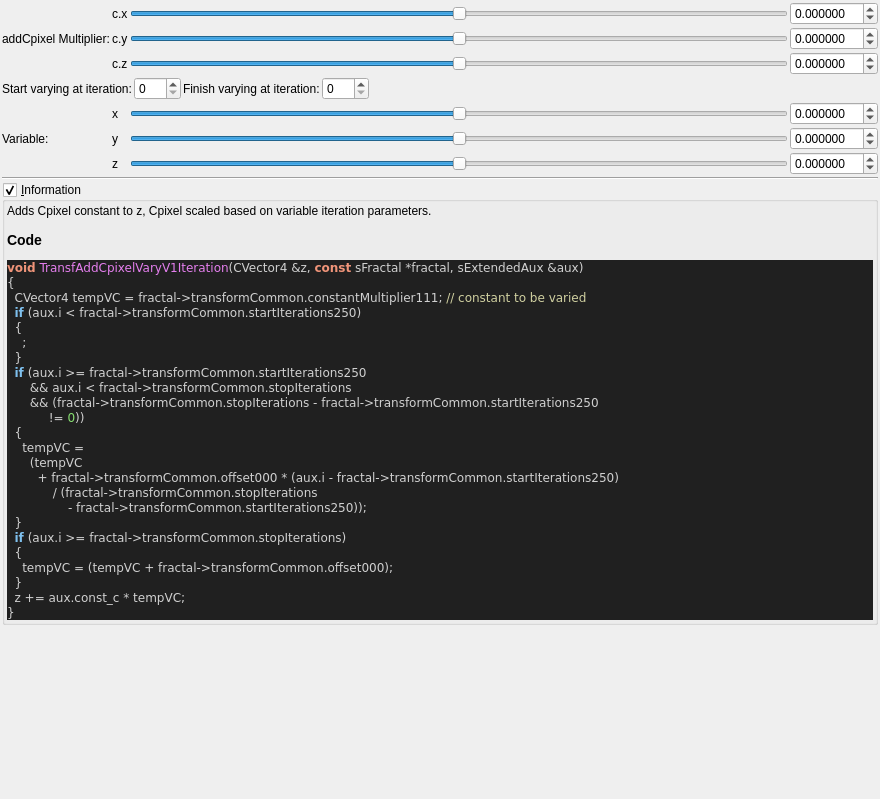
First picture: the form in mandelbulber2/formula/ui/fractal_transf_add_cpixel_vary_v1.ui, repository buddhi1980/mandelbulber2, before the edit.
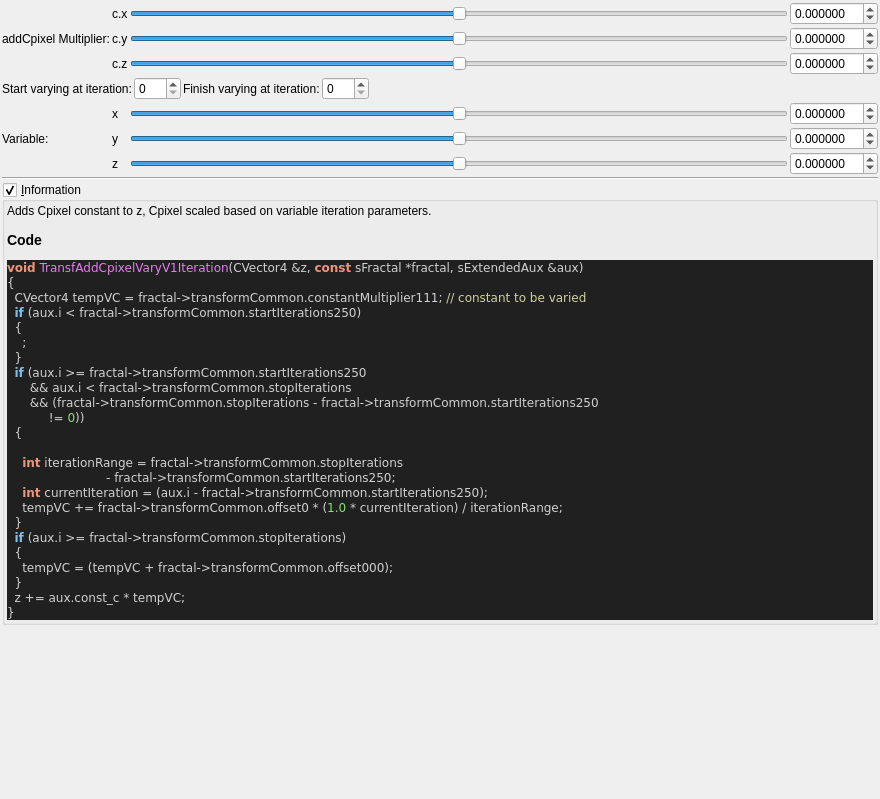
Second picture: the form after the edit. Custom widgets are drawn as their Qt base class.

Commit message: added all cl transform files till transf_a*

What changed in the file:
```diff
--- a/mandelbulber2/formula/ui/fractal_transf_add_cpixel_vary_v1.ui
+++ b/mandelbulber2/formula/ui/fractal_transf_add_cpixel_vary_v1.ui
@@ -502,11 +502,11 @@
       &lt;span style=&quot;color:#d0d0d0&quot;&gt;&amp;amp;&amp;amp; (&lt;/span&gt;fractal&lt;span style=&quot;color:#d0d0d0&quot;&gt;-&amp;gt;&lt;/span&gt;transformCommon&lt;span style=&quot;color:#d0d0d0&quot;&gt;.&lt;/span&gt;stopIterations &lt;span style=&quot;color:#d0d0d0&quot;&gt;-&lt;/span&gt; fractal&lt;span style=&quot;color:#d0d0d0&quot;&gt;-&amp;gt;&lt;/span&gt;transformCommon&lt;span style=&quot;color:#d0d0d0&quot;&gt;.&lt;/span&gt;startIterations250
            &lt;span style=&quot;color:#d0d0d0&quot;&gt;!=&lt;/span&gt; &lt;span style=&quot;color:#87df71&quot;&gt;0&lt;/span&gt;&lt;span style=&quot;color:#d0d0d0&quot;&gt;))&lt;/span&gt;
   &lt;span style=&quot;color:#d0d0d0&quot;&gt;{&lt;/span&gt;
-    tempVC &lt;span style=&quot;color:#d0d0d0&quot;&gt;=&lt;/span&gt;
-      &lt;span style=&quot;color:#d0d0d0&quot;&gt;(&lt;/span&gt;tempVC
-        &lt;span style=&quot;color:#d0d0d0&quot;&gt;+&lt;/span&gt; fractal&lt;span style=&quot;color:#d0d0d0&quot;&gt;-&amp;gt;&lt;/span&gt;transformCommon&lt;span style=&quot;color:#d0d0d0&quot;&gt;.&lt;/span&gt;offset000 &lt;span style=&quot;color:#d0d0d0&quot;&gt;* (&lt;/span&gt;aux&lt;span style=&quot;color:#d0d0d0&quot;&gt;.&lt;/span&gt;i &lt;span style=&quot;color:#d0d0d0&quot;&gt;-&lt;/span&gt; fractal&lt;span style=&quot;color:#d0d0d0&quot;&gt;-&amp;gt;&lt;/span&gt;transformCommon&lt;span style=&quot;color:#d0d0d0&quot;&gt;.&lt;/span&gt;startIterations250&lt;span style=&quot;color:#d0d0d0&quot;&gt;)&lt;/span&gt;
-            &lt;span style=&quot;color:#d0d0d0&quot;&gt;/ (&lt;/span&gt;fractal&lt;span style=&quot;color:#d0d0d0&quot;&gt;-&amp;gt;&lt;/span&gt;transformCommon&lt;span style=&quot;color:#d0d0d0&quot;&gt;.&lt;/span&gt;stopIterations
-                &lt;span style=&quot;color:#d0d0d0&quot;&gt;-&lt;/span&gt; fractal&lt;span style=&quot;color:#d0d0d0&quot;&gt;-&amp;gt;&lt;/span&gt;transformCommon&lt;span style=&quot;color:#d0d0d0&quot;&gt;.&lt;/span&gt;startIterations250&lt;span style=&quot;color:#d0d0d0&quot;&gt;));&lt;/span&gt;
+
+    &lt;span style=&quot;color:#f09479; font-weight:bold&quot;&gt;int&lt;/span&gt; iterationRange &lt;span style=&quot;color:#d0d0d0&quot;&gt;=&lt;/span&gt; fractal&lt;span style=&quot;color:#d0d0d0&quot;&gt;-&amp;gt;&lt;/span&gt;transformCommon&lt;span style=&quot;color:#d0d0d0&quot;&gt;.&lt;/span&gt;stopIterations
+                          &lt;span style=&quot;color:#d0d0d0&quot;&gt;-&lt;/span&gt; fractal&lt;span style=&quot;color:#d0d0d0&quot;&gt;-&amp;gt;&lt;/span&gt;transformCommon&lt;span style=&quot;color:#d0d0d0&quot;&gt;.&lt;/span&gt;startIterations250&lt;span style=&quot;color:#d0d0d0&quot;&gt;;&lt;/span&gt;
+    &lt;span style=&quot;color:#f09479; font-weight:bold&quot;&gt;int&lt;/span&gt; currentIteration &lt;span style=&quot;color:#d0d0d0&quot;&gt;= (&lt;/span&gt;aux&lt;span style=&quot;color:#d0d0d0&quot;&gt;.&lt;/span&gt;i &lt;span style=&quot;color:#d0d0d0&quot;&gt;-&lt;/span&gt; fractal&lt;span style=&quot;color:#d0d0d0&quot;&gt;-&amp;gt;&lt;/span&gt;transformCommon&lt;span style=&quot;color:#d0d0d0&quot;&gt;.&lt;/span&gt;startIterations250&lt;span style=&quot;color:#d0d0d0&quot;&gt;);&lt;/span&gt;
+    tempVC &lt;span style=&quot;color:#d0d0d0&quot;&gt;+=&lt;/span&gt; fractal&lt;span style=&quot;color:#d0d0d0&quot;&gt;-&amp;gt;&lt;/span&gt;transformCommon&lt;span style=&quot;color:#d0d0d0&quot;&gt;.&lt;/span&gt;offset0 &lt;span style=&quot;color:#d0d0d0&quot;&gt;* (&lt;/span&gt;&lt;span style=&quot;color:#87df71&quot;&gt;1.0&lt;/span&gt; &lt;span style=&quot;color:#d0d0d0&quot;&gt;*&lt;/span&gt; currentIteration&lt;span style=&quot;color:#d0d0d0&quot;&gt;) /&lt;/span&gt; iterationRange&lt;span style=&quot;color:#d0d0d0&quot;&gt;;&lt;/span&gt;
   &lt;span style=&quot;color:#d0d0d0&quot;&gt;}&lt;/span&gt;
   &lt;span style=&quot;color:#7ec0ee; font-weight:bold&quot;&gt;if&lt;/span&gt; &lt;span style=&quot;color:#d0d0d0&quot;&gt;(&lt;/span&gt;aux&lt;span style=&quot;color:#d0d0d0&quot;&gt;.&lt;/span&gt;i &lt;span style=&quot;color:#d0d0d0&quot;&gt;&amp;gt;=&lt;/span&gt; fractal&lt;span style=&quot;color:#d0d0d0&quot;&gt;-&amp;gt;&lt;/span&gt;transformCommon&lt;span style=&quot;color:#d0d0d0&quot;&gt;.&lt;/span&gt;stopIterations&lt;span style=&quot;color:#d0d0d0&quot;&gt;)&lt;/span&gt;
   &lt;span style=&quot;color:#d0d0d0&quot;&gt;{&lt;/span&gt;
```
The commit also changes 14 other files.
